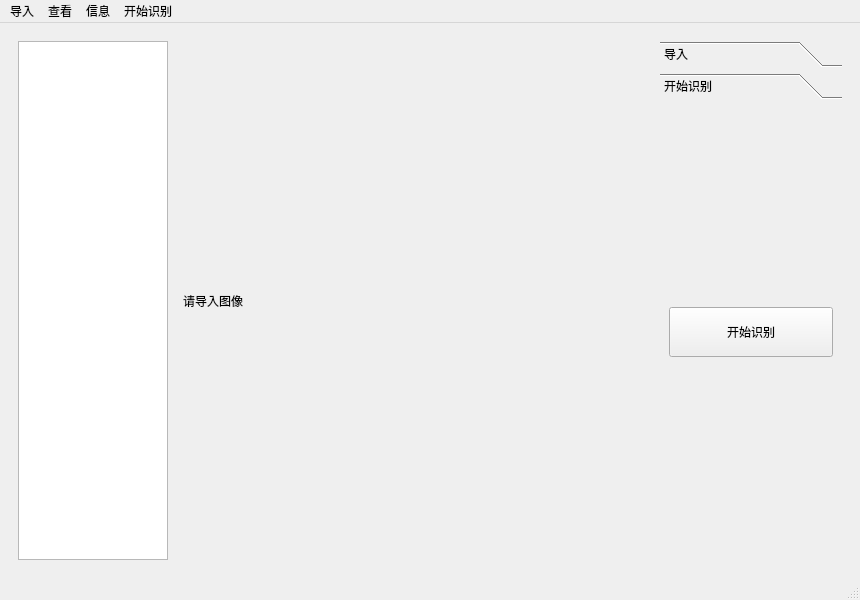
This is Ui_MainWindow.ui in Charliechen114514/Smart_UltraSound_Detection as Qt 5 draws it before an edit. The edited form follows.
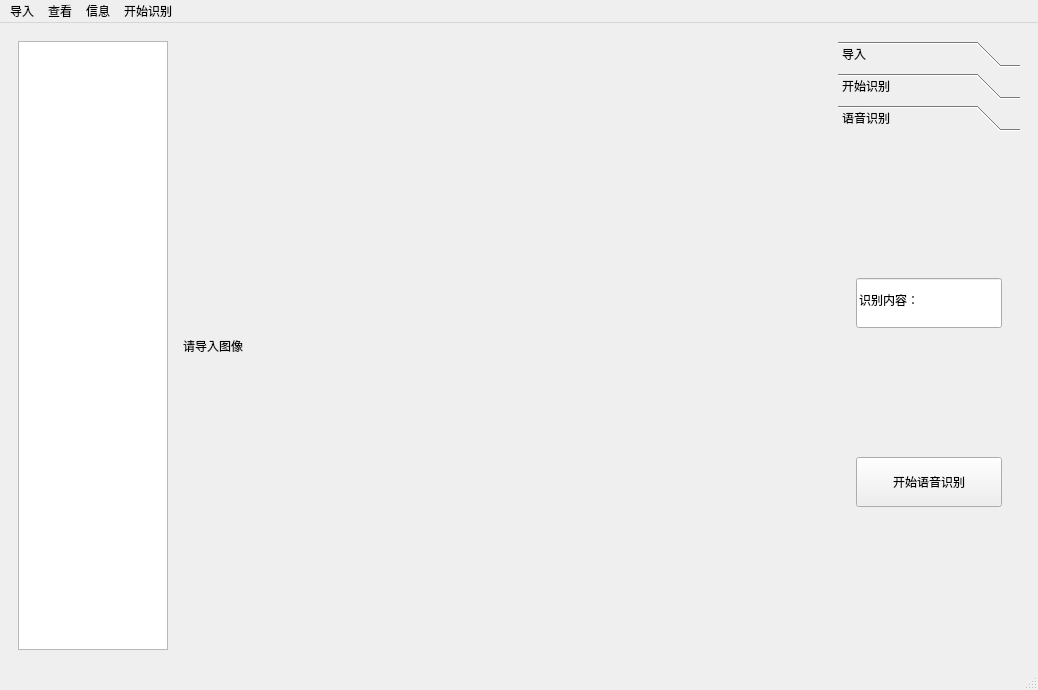
This is the edited form.

Commit message: Support RunTime Audio Input

```diff
--- a/Ui_MainWindow.ui
+++ b/Ui_MainWindow.ui
@@ -6,8 +6,8 @@
    <rect>
     <x>0</x>
     <y>0</y>
-    <width>860</width>
-    <height>600</height>
+    <width>1038</width>
+    <height>690</height>
    </rect>
   </property>
   <property name="windowTitle">
@@ -86,7 +86,7 @@
           </size>
          </property>
          <property name="currentIndex">
-          <number>1</number>
+          <number>2</number>
          </property>
          <widget class="QWidget" name="imports">
           <property name="geometry">
@@ -140,8 +140,8 @@
            <rect>
             <x>0</x>
             <y>0</y>
-            <width>182</width>
-            <height>461</height>
+            <width>98</width>
+            <height>68</height>
            </rect>
           </property>
           <attribute name="label">
@@ -163,6 +163,53 @@
            </item>
           </layout>
          </widget>
+         <widget class="QWidget" name="page">
+          <property name="geometry">
+           <rect>
+            <x>0</x>
+            <y>0</y>
+            <width>182</width>
+            <height>522</height>
+           </rect>
+          </property>
+          <attribute name="label">
+           <string>语音识别</string>
+          </attribute>
+          <layout class="QVBoxLayout" name="verticalLayout_4">
+           <item>
+            <widget class="QWidget" name="widget_2" native="true">
+             <layout class="QVBoxLayout" name="verticalLayout_3">
+              <item>
+               <widget class="QLineEdit" name="audioGet_lineEdit">
+                <property name="minimumSize">
+                 <size>
+                  <width>0</width>
+                  <height>50</height>
+                 </size>
+                </property>
+                <property name="text">
+                 <string>识别内容：</string>
+                </property>
+               </widget>
+              </item>
+              <item>
+               <widget class="QPushButton" name="btn_audioServer">
+                <property name="minimumSize">
+                 <size>
+                  <width>0</width>
+                  <height>50</height>
+                 </size>
+                </property>
+                <property name="text">
+                 <string>开始语音识别</string>
+                </property>
+               </widget>
+              </item>
+             </layout>
+            </widget>
+           </item>
+          </layout>
+         </widget>
         </widget>
        </item>
       </layout>
@@ -175,8 +222,8 @@
     <rect>
      <x>0</x>
      <y>0</y>
-     <width>860</width>
-     <height>21</height>
+     <width>1038</width>
+     <height>22</height>
     </rect>
    </property>
    <widget class="QMenu" name="menu">
```
Left out of the diff: 4 changed lines with no effect on the pictures. The commit also changes 25 other files.
